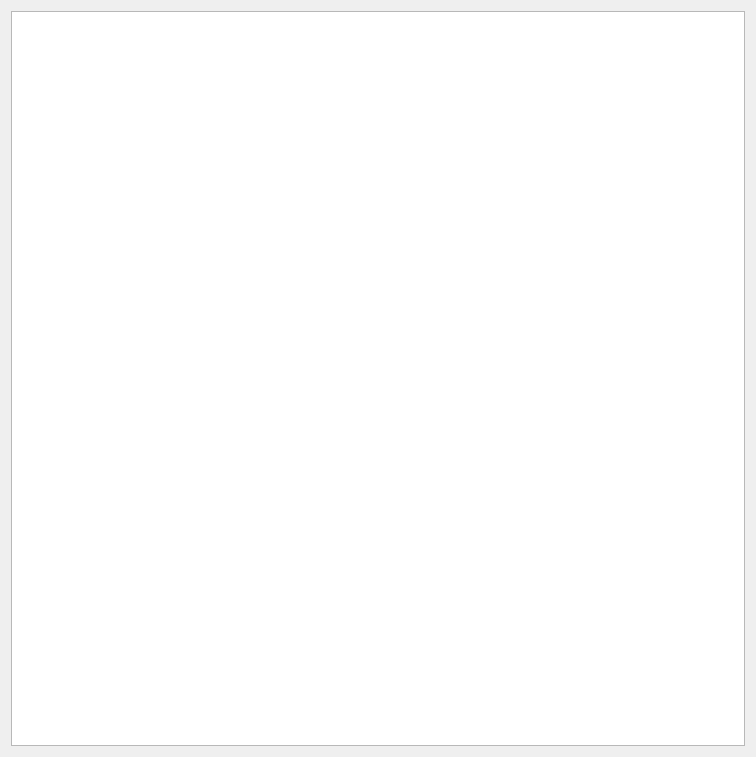
First picture: the form in src/samples/gamma/qteklinechat.ui, repository TinySlik/QT_OrangeCat, before the edit.
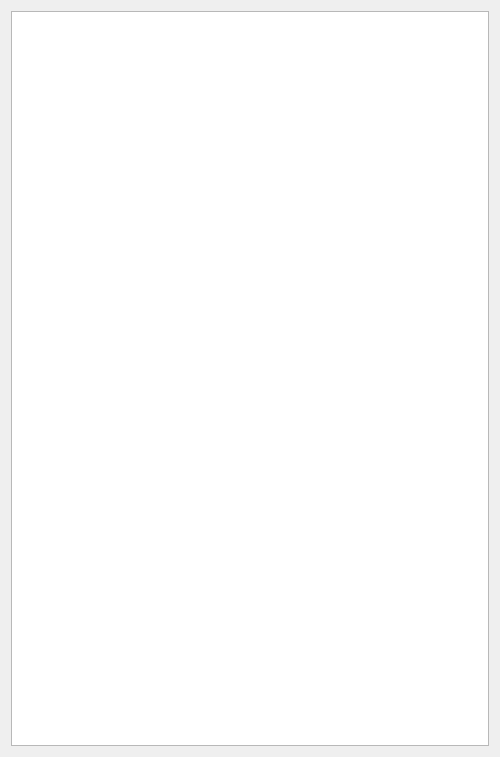
Second picture: the form after the edit.

Diff of the .ui file:
```diff
--- a/src/samples/gamma/qteklinechat.ui
+++ b/src/samples/gamma/qteklinechat.ui
@@ -6,7 +6,7 @@
    <rect>
     <x>0</x>
     <y>0</y>
-    <width>756</width>
+    <width>500</width>
     <height>757</height>
    </rect>
   </property>
```
